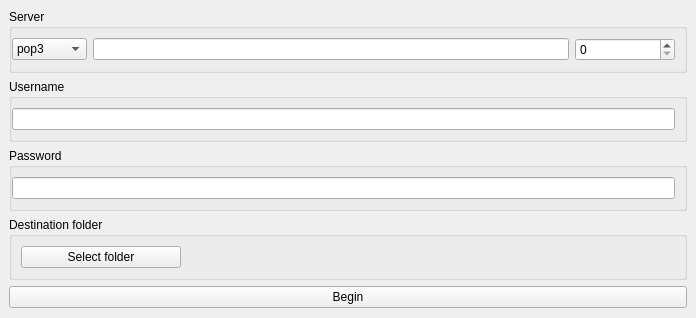
Above: gui.ui from lassevalentini/mail-attachment-downloader before the change. Below: the same form after it.
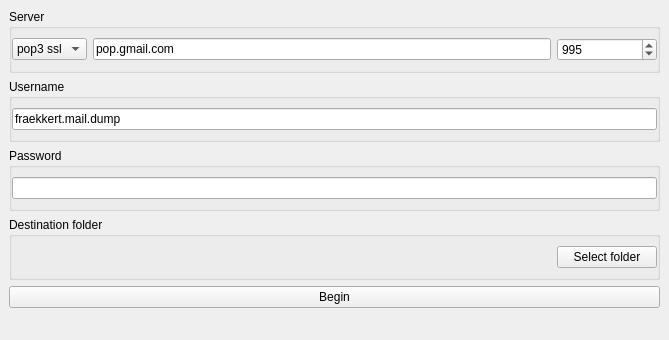
That is the form after the change. Icons and pictures are not drawn.

Commit message: Gui can now be used. Hunting a unicode error when files have unicode in name. Gotta recheck on listing to make sure new mails are fetched. Still no IMAP support yet.

The edit to the form file:
```diff
--- a/gui.ui
+++ b/gui.ui
@@ -7,8 +7,8 @@
    <rect>
     <x>0</x>
     <y>0</y>
-    <width>696</width>
-    <height>318</height>
+    <width>669</width>
+    <height>340</height>
    </rect>
   </property>
   <property name="sizePolicy">
@@ -50,8 +50,15 @@
        <property name="leftMargin">
         <number>0</number>
        </property>
+       <property name="rightMargin">
+        <number>0</number>
+       </property>
        <item row="0" column="1">
-        <widget class="QLineEdit" name="serverInput"/>
+        <widget class="QLineEdit" name="serverInput">
+         <property name="text">
+          <string>pop.gmail.com</string>
+         </property>
+        </widget>
        </item>
        <item row="0" column="2">
         <widget class="QSpinBox" name="serverPortInput">
@@ -61,15 +68,16 @@
            <height>0</height>
           </size>
          </property>
+         <property name="maximum">
+          <number>63535</number>
+         </property>
+         <property name="value">
+          <number>995</number>
+         </property>
         </widget>
        </item>
        <item row="0" column="0">
-        <widget class="QComboBox" name="comboBox">
-         <item>
-          <property name="text">
-           <string>pop3</string>
-          </property>
-         </item>
+        <widget class="QComboBox" name="protocolComboBox">
          <item>
           <property name="text">
            <string>pop3 ssl</string>
@@ -105,8 +113,15 @@
        <property name="leftMargin">
         <number>0</number>
        </property>
+       <property name="rightMargin">
+        <number>0</number>
+       </property>
        <item row="0" column="0">
-        <widget class="QLineEdit" name="usernameInput"/>
+        <widget class="QLineEdit" name="usernameInput">
+         <property name="text">
+          <string>fraekkert.mail.dump</string>
+         </property>
+        </widget>
        </item>
       </layout>
      </widget>
@@ -126,6 +141,9 @@
        <property name="leftMargin">
         <number>0</number>
        </property>
+       <property name="rightMargin">
+        <number>0</number>
+       </property>
        <item row="0" column="0">
         <widget class="QLineEdit" name="passwordInput">
          <property name="echoMode">
@@ -148,17 +166,27 @@
        <string>Destination folder</string>
       </property>
       <layout class="QHBoxLayout" name="horizontalLayout">
+       <property name="rightMargin">
+        <number>0</number>
+       </property>
+       <item>
+        <widget class="QLabel" name="folderLabel">
+         <property name="text">
+          <string/>
+         </property>
+        </widget>
+       </item>
        <item>
         <widget class="QPushButton" name="selectFolderButton">
          <property name="sizePolicy">
-          <sizepolicy hsizetype="Maximum" vsizetype="Fixed">
+          <sizepolicy hsizetype="Maximum" vsizetype="Preferred">
            <horstretch>0</horstretch>
            <verstretch>0</verstretch>
           </sizepolicy>
          </property>
          <property name="minimumSize">
           <size>
-           <width>160</width>
+           <width>100</width>
            <height>0</height>
           </size>
          </property>
@@ -167,13 +195,6 @@
          </property>
         </widget>
        </item>
-       <item>
-        <widget class="QLabel" name="folderLabel">
-         <property name="text">
-          <string/>
-         </property>
-        </widget>
-       </item>
       </layout>
      </widget>
     </item>
@@ -181,6 +202,16 @@
      <widget class="QPushButton" name="beginButton">
       <property name="text">
        <string>Begin</string>
+      </property>
+      <property name="checkable">
+       <bool>true</bool>
+      </property>
+     </widget>
+    </item>
+    <item>
+     <widget class="QLabel" name="statusLabel">
+      <property name="text">
+       <string/>
       </property>
      </widget>
     </item>
```
Left out of the diff: 7 changed lines with no effect on the pictures. The commit also changes 10 other files.
